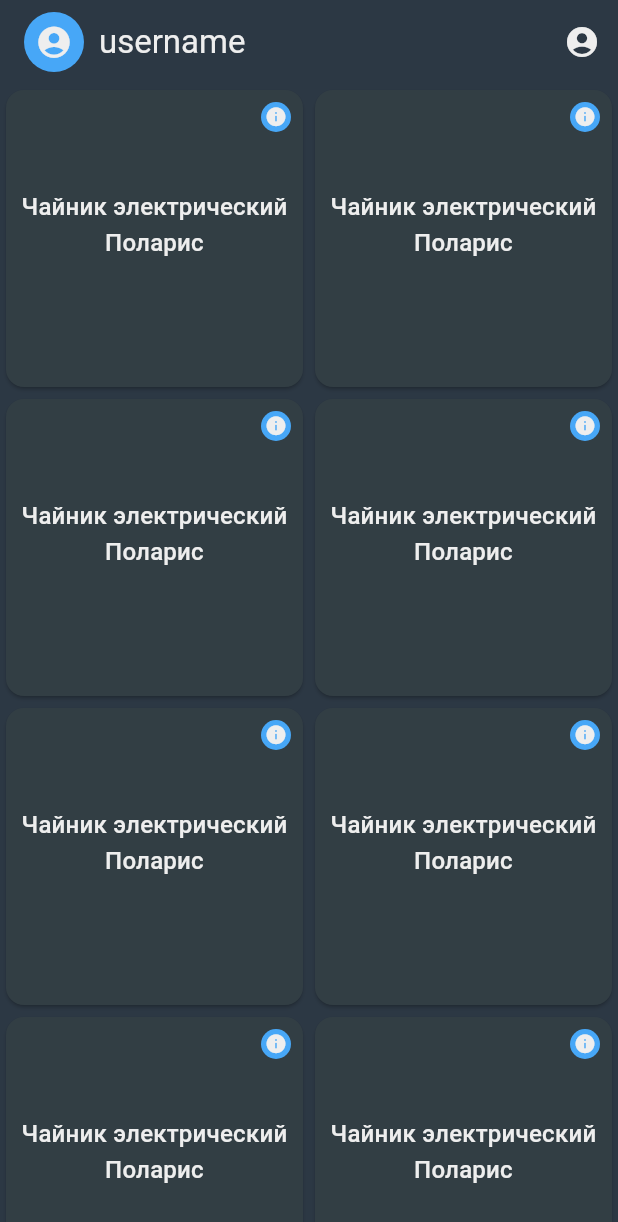
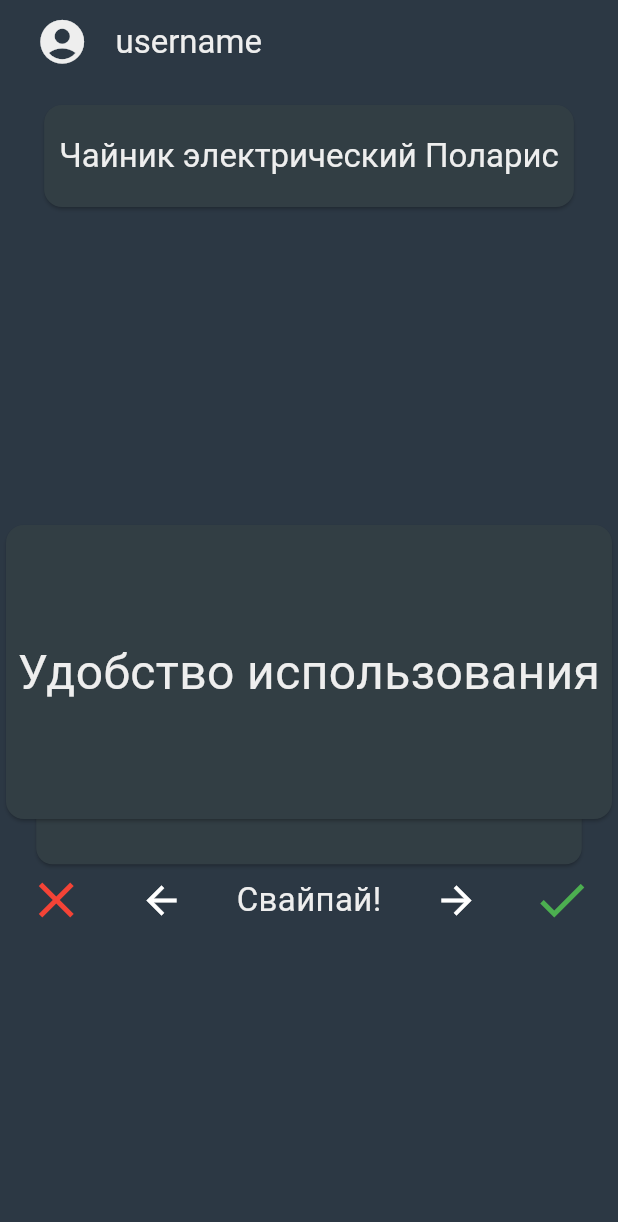
Before and after one commit to Street02krutoy/t_polls_app, a Flutter app: the screen it shows after launch, on a phone screen of 412 x 824 dp. Shown: the top 1222 px of the screen. Run offline on Flutter 3.47's test engine with Material 3 defaults, Android fonts, the phone set to English and light mode, and no system bars; drawn by our look-alikes of appinio_swiper; missing offline and left inert: running_text, telegram_web_app; statements that could not run were skipped.

Commit message:
SWIPESSSS!!!

```diff
--- a/lib/main.dart
+++ b/lib/main.dart
@@ -30,6 +30,9 @@ class MainApp extends StatelessWidget {
   static final ValueNotifier<ThemeMode> notifier =
       ValueNotifier(ThemeMode.light);
 
+  static final ValueNotifier<bool> swipeMode =
+  ValueNotifier(true);
+
   @override
   Widget build(BuildContext context) {
     return ValueListenableBuilder<ThemeMode>(
--- a/lib/pages/main_page.dart
+++ b/lib/pages/main_page.dart
@@ -1,6 +1,8 @@
 import 'package:flutter/material.dart';
+import 'package:t_polls_app/main.dart';
+import 'package:t_polls_app/pages/list_page.dart';
 import 'package:t_polls_app/pages/profile_page.dart';
-import 'package:t_polls_app/types/poll.dart';
+import 'package:t_polls_app/pages/swipe_page.dart';
 import 'package:t_polls_app/widgets/poll_card.dart';
 
 class MainPage extends StatefulWidget {
@@ -11,19 +13,24 @@ class MainPage extends StatefulWidget {
 }
 
 class _MainPageState extends State<MainPage> with TickerProviderStateMixin {
+  void refresh() {
+    setState(() {});
+  }
+
   @override
   Widget build(BuildContext context) {
     return Scaffold(
       appBar: AppBar(
         title: Row(
           children: [
-            CircleAvatar(
-              radius: 20,
-              backgroundColor: Theme.of(context).colorScheme.secondary,
-              child: Icon(
-                size: 25,
+            IconButton(
+              onPressed: () {
+                Navigator.of(context).push(MaterialPageRoute(
+                    builder: (context) => ProfilePage(refreshParent: refresh,)));
+              },
+              icon: const Icon(
                 Icons.account_circle,
-                color: Theme.of(context).primaryColor,
+                size: 35,
               ),
             ),
             Padding(
@@ -32,36 +39,8 @@ class _MainPageState extends State<MainPage> with TickerProviderStateMixin {
             )
           ],
         ),
-        actions: [
-          IconButton(
-            onPressed: () {
-              Navigator.of(context).push(
-                  MaterialPageRoute(builder: (context) => const ProfilePage()));
-            },
-            icon: const Icon(Icons.account_circle),
-          )
-        ],
       ),
-      body: SingleChildScrollView(
-        child: GridView.builder(
-          physics: const NeverScrollableScrollPhysics(),
-          shrinkWrap: true,
-          itemBuilder: (context, index) => PollCardWidget(
-            poll: Poll(
-                name: "Чайник электрический Поларис",
-                desc: "чайник просто во !",
-                questions: {
-                  "Удобство использования": null,
-                  "Скорость закипания воды": null,
-                  "Дизайн": null,
-                },
-                finalQuestion: 'Вас в целом устраивает работа чайника?'),
-          ),
-          itemCount: 10,
-          gridDelegate: const SliverGridDelegateWithFixedCrossAxisCount(
-              crossAxisCount: 2),
-        ),
-      ),
+      body: MainApp.swipeMode.value ? const SwipePage() : const ListPage(),
     );
   }
 }
--- a/lib/pages/poll_page.dart
+++ b/lib/pages/poll_page.dart
@@ -156,7 +156,7 @@ class _PollPageState extends State<PollPage> {
                                           context: context,
                                           builder: (context) => AlertDialog(
                                                 title: const Text(
-                                                    "спасибо за прохождение опроса!"),
+                                                    "Спасибо за прохождение опроса!"),
                                                 actions: [
                                                   TextButton(
                                                       onPressed: () => Navigator
@@ -167,12 +167,12 @@ class _PollPageState extends State<PollPage> {
                                                                       (context) =>
                                                                           const MainPage()),
                                                               (r) => false),
-                                                      child: const Text("ok"))
+                                                      child: const Text("ОК"))
                                                 ],
                                               ));
                                     }
                                   : null,
-                              child: const Text("otpravit"))),
+                              child: const Text("Отправить!"))),
                     ],
                   )
           ],
--- /dev/null
+++ b/lib/pages/swipe_page.dart
@@ -0,0 +1,157 @@
+import "package:flutter/material.dart";
+import 'package:appinio_swiper/appinio_swiper.dart';
+import "package:running_text/running_text.dart";
+import "../types/poll.dart";
+import "../widgets/poll_card.dart";
+
+class SwipePage extends StatefulWidget {
+  const SwipePage({super.key});
+
+  @override
+  State<SwipePage> createState() => _SwipePageState();
+}
+
+class _SwipePageState extends State<SwipePage> {
+  final Poll poll = Poll(
+      name: "Чайник электрический Поларис",
+      desc: "чайник просто во !",
+      questions: {
+        "Удобство использования": null,
+        "Скорость закипания воды": null,
+        "Дизайн": null,
+      },
+      finalQuestion: 'Вас в целом устраивает работа чайника?');
+
+  int index = 0;
+
+  @override
+  Widget build(BuildContext context) {
+    List<String> keys = [];
+    for (var a in poll.questions.keys) {
+      keys.add(a);
+    }
+
+    return Center(
+      child: Column(
+        children: [
+          Padding(
+            padding: const EdgeInsets.only(
+              top: 10,
+            ),
+            child: Card(
+              child: Padding(
+                padding:
+                    const EdgeInsets.symmetric(vertical: 20, horizontal: 10),
+                child: Text(
+                  poll.name,
+                  style: Theme.of(context).textTheme.titleLarge,
+                  textAlign: TextAlign.center,
+                ),
+              ),
+            ),
+          ),
+          const Spacer(),
+          Expanded(
+            child: AppinioSwiper(
+              cardCount: 4,
+              backgroundCardCount: 0,
+              swipeOptions: const SwipeOptions.symmetric(horizontal: true),
+              onSwipeEnd: (int previousIndex, int targetIndex,
+                  SwiperActivity activity) {
+                if (previousIndex == targetIndex) return;
+                if (activity.direction == AxisDirection.left) {
+                  // 1 star or no
+                }
+                if (activity.direction == AxisDirection.right) {
+                  // 5 star or yes
+                }
+                if (targetIndex == 4) {
+                  showDialog(
+                    barrierDismissible: false,
+                    context: context,
+                    builder: (context) => AlertDialog(
+                      title: const Text("Спасибо за прохождение опроса!"),
+                      actions: [
+                        TextButton(
+                            onPressed: () {
+                              Navigator.of(context).pop();
+                            },
+                            child: const Text("ОК"))
+                      ],
+                    ),
+                  );
+                }
+              },
+              cardBuilder: (BuildContext context, int index) =>
+                  SwipeQuestionCard(
+                index: index,
+                poll: poll,
+                keys: keys,
+              ),
+            ),
+          ),
+          const SizedBox(height: 30,),
+          const Row(
+            mainAxisAlignment: MainAxisAlignment.spaceAround,
+            children: [
+              Icon(
+                Icons.close,
+                color: Colors.red,
+                size: 40,
+              ),
+              Icon(
+                Icons.arrow_back,
+                size: 30,
+              ),
+              Text(
+                "Свайпай!",
+                style: TextStyle(
+                  fontSize: 22,
+                ),
+              ),
+              Icon(
+                Icons.arrow_forward,
+                size: 30,
+              ),
+              Icon(
+                Icons.done,
+                color: Colors.green,
+                size: 40,
+              ),
+            ],
+          ),
+          const Spacer(flex: 1),
+        ],
+      ),
+    );
+  }
+}
+
+class SwipeQuestionCard extends StatefulWidget {
+  const SwipeQuestionCard(
+      {super.key, required this.index, required this.poll, required this.keys});
+
+  final int index;
+  final Poll poll;
+  final List<String> keys;
+
+  @override
+  State<SwipeQuestionCard> createState() => _SwipeQuestionCardState();
+}
+
+class _SwipeQuestionCardState extends State<SwipeQuestionCard> {
+  @override
+  Widget build(BuildContext context) {
+    return Card(
+      child: Center(
+        child: Text(
+          widget.index == 3
+              ? widget.poll.finalQuestion
+              : widget.keys[widget.index],
+          style: const TextStyle(fontSize: 32),
+          textAlign: TextAlign.center,
+        ),
+      ),
+    );
+  }
+}
--- a/lib/widgets/custom_card.dart
+++ b/lib/widgets/custom_card.dart
@@ -27,6 +27,7 @@ class CustomCard extends StatelessWidget {
             height: height,
             width: width,
             child: Column(
+              mainAxisAlignment: MainAxisAlignment.center,
               children: [
                 title,
                 content,
--- a/lib/widgets/poll_card.dart
+++ b/lib/widgets/poll_card.dart
@@ -34,7 +34,9 @@ class PollCardWidget extends StatelessWidget {
                               title: const Text("Описание"),
                               content: Text(poll.desc),
                               actions: [
-                                TextButton(onPressed: () {}, child: Text("OK"))
+                                TextButton(onPressed: () {
+                                  Navigator.of(context).pop();
+                                }, child: Text("OK"))
                               ],
                             );
                           });
--- a/pubspec.yaml
+++ b/pubspec.yaml
@@ -7,8 +7,10 @@ environment:
   sdk: ^3.5.1
 
 dependencies:
+  appinio_swiper: ^2.1.1
   flutter:
     sdk: flutter
+  http: ^1.2.2
   running_text: ^0.1.2
   telegram_web_app: ^0.2.0
 
```
Also changed, not shown: lib/api/api_service.dart (added, +7 -0 lines), lib/pages/list_page.dart (added, +37 -0 lines), lib/pages/profile_page.dart (+7 -4 lines), lib/pages/settings_page.dart (+30 -1 lines), lib/widgets/history_card.dart (+45 -2 lines), pubspec.lock, 1 other file.
